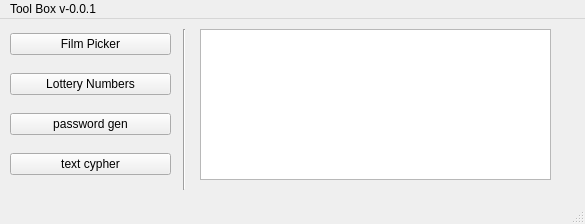
Above: mainwindow.ui from goblinGone/toolBox before the change. Below: the same form after it.
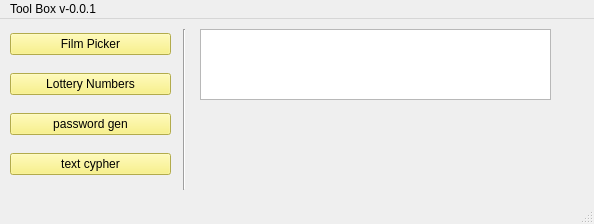
That is the form after the change.

Patch:
```diff
--- a/mainwindow.ui
+++ b/mainwindow.ui
@@ -6,7 +6,7 @@
    <rect>
     <x>0</x>
     <y>0</y>
-    <width>585</width>
+    <width>594</width>
     <height>224</height>
    </rect>
   </property>
@@ -26,6 +26,9 @@
     <layout class="QVBoxLayout" name="verticalLayout">
      <item>
       <widget class="QPushButton" name="pushButton">
+       <property name="styleSheet">
+        <string notr="true">background-color: rgb(249, 240, 107);</string>
+       </property>
        <property name="text">
         <string>Film Picker</string>
        </property>
@@ -45,6 +48,9 @@
     <layout class="QVBoxLayout" name="verticalLayout_2">
      <item>
       <widget class="QPushButton" name="pushButton_2">
+       <property name="styleSheet">
+        <string notr="true">background-color: rgb(249, 240, 107);</string>
+       </property>
        <property name="text">
         <string>Lottery Numbers</string>
        </property>
@@ -64,6 +70,11 @@
     <layout class="QVBoxLayout" name="verticalLayout_3">
      <item>
       <widget class="QPushButton" name="pushButton_3">
+       <property name="styleSheet">
+        <string notr="true">background-color: rgb(249, 240, 107);
+
+</string>
+       </property>
        <property name="text">
         <string>password gen</string>
        </property>
@@ -83,6 +94,9 @@
     <layout class="QVBoxLayout" name="verticalLayout_4">
      <item>
       <widget class="QPushButton" name="pushButton_4">
+       <property name="styleSheet">
+        <string notr="true">background-color: rgb(249, 240, 107);</string>
+       </property>
        <property name="text">
         <string>text cypher</string>
        </property>
@@ -96,7 +110,7 @@
       <x>200</x>
       <y>10</y>
       <width>351</width>
-      <height>151</height>
+      <height>71</height>
      </rect>
     </property>
    </widget>
@@ -119,7 +133,7 @@
     <rect>
      <x>0</x>
      <y>0</y>
-     <width>585</width>
+     <width>594</width>
      <height>23</height>
     </rect>
    </property>
```
